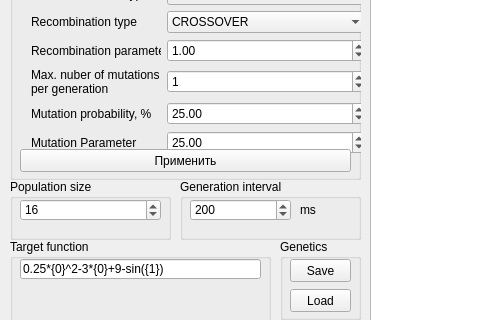
Qt form Examples/GUI_FunctionSearcherWith/mainwindow.ui (GeneticAlgorithmsConference/Library) before a commit; both pictures show x 0 to 491 and y 111 to 431 of the 820 by 518 pixel window.
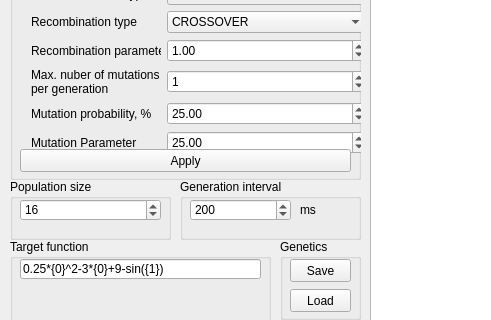
The same form after that commit.

```diff
--- a/Examples/GUI_FunctionSearcherWith/mainwindow.ui
+++ b/Examples/GUI_FunctionSearcherWith/mainwindow.ui
@@ -336,7 +336,7 @@
      </rect>
     </property>
     <property name="text">
-     <string>Применить</string>
+     <string>Apply</string>
     </property>
    </widget>
   </widget>
```
Left out of the diff: 26 changed lines with no effect on the pictures.
